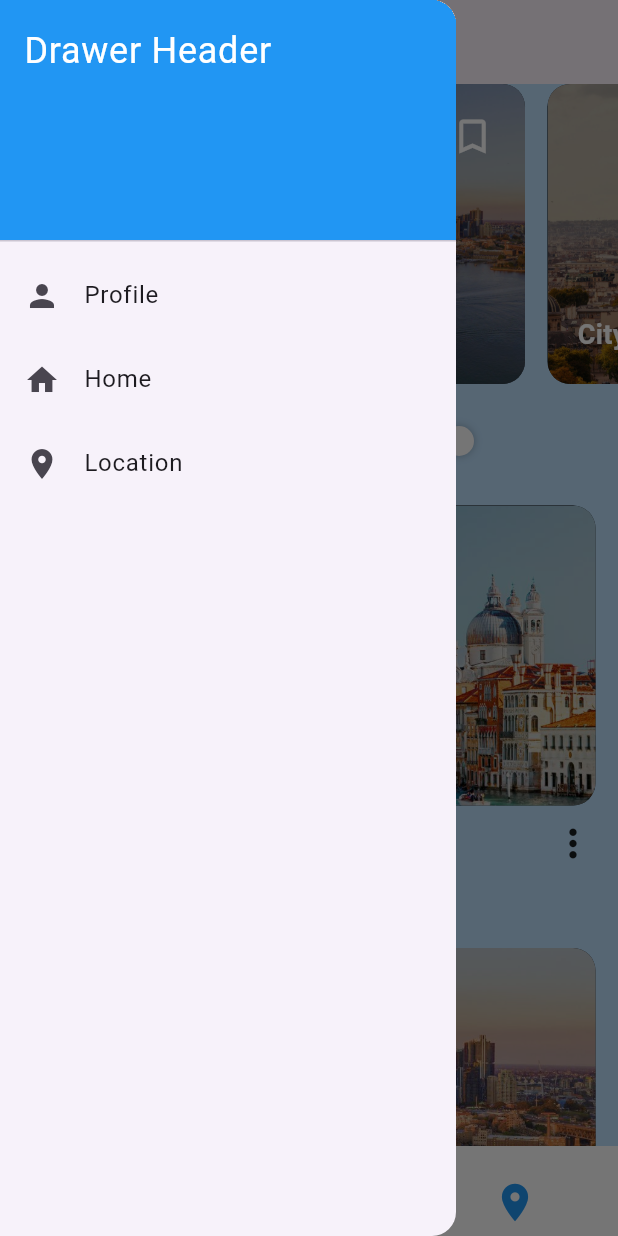
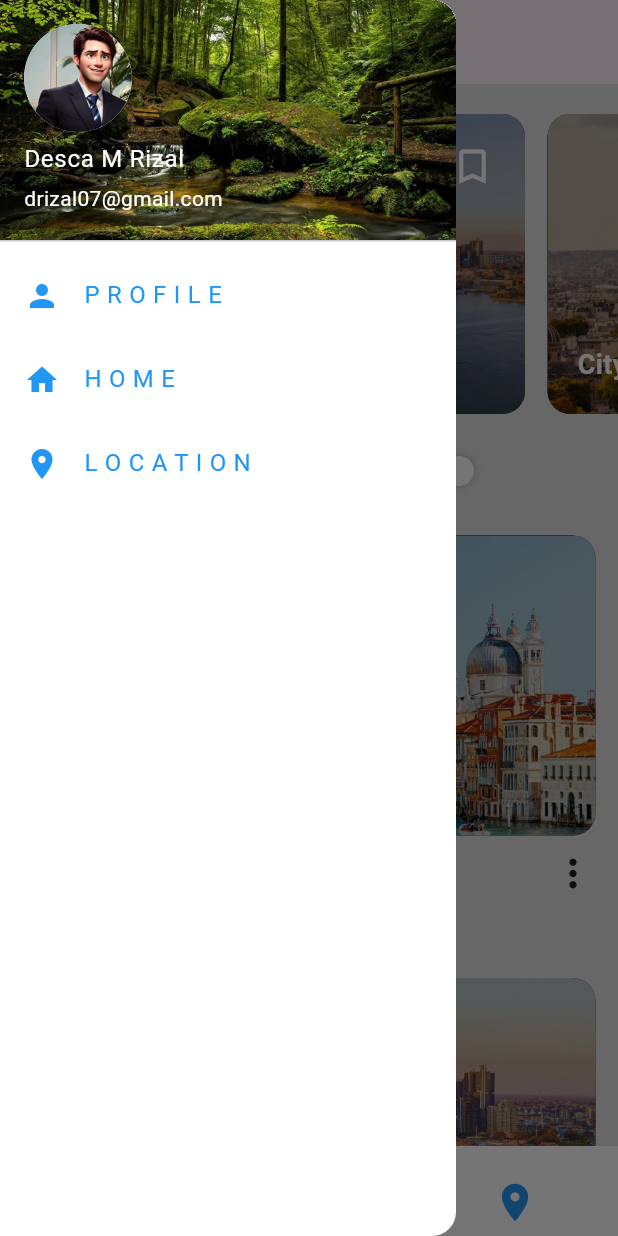
Before and after one commit to DescaMr/tubesmobile-project-baru, a Flutter app: the screen it shows after launch, with the side drawer open, on a phone screen of 412 x 824 dp. Run offline on Flutter 3.47's test engine with Material 3 defaults, Android fonts, the phone set to English and light mode, and no system bars; drawn by our look-alikes of curved_navigation_bar; our stand-ins replace animated_splash_screen.

Commit message:
change color home page, add drawer header & list tile

```diff
--- a/lib/buttom curve navigation/curve_navigation_bar.dart
+++ b/lib/buttom curve navigation/curve_navigation_bar.dart
@@ -39,7 +39,9 @@ class _curveBarState extends State<CurveBar> {
     return Scaffold(
       appBar: AppBar(
         centerTitle: true,
+        iconTheme: IconThemeData(color: Colors.blue),
       ),
+
       drawer: MyDrawer(),
       backgroundColor: Colors.blue[200],
       extendBody: true,
--- a/lib/components/drawer.dart
+++ b/lib/components/drawer.dart
@@ -6,42 +6,56 @@ class MyDrawer extends StatelessWidget {
   @override
   Widget build(BuildContext context) {
     return Drawer(
+      backgroundColor: Colors.white,
       child: ListView(
         padding: EdgeInsets.zero,
         children: [
-          const DrawerHeader(
+          UserAccountsDrawerHeader(
+            accountName: const Text(
+              "Desca M Rizal",
+            style: TextStyle(
+              color: Colors.white),
+            ),
+            accountEmail: const Text("drizal07@gmail.com",
+            style: TextStyle(
+              color: Colors.white
+            ),
+            ),
+            currentAccountPicture: CircleAvatar(
+              child: ClipOval(
+                child: Image.asset('images/profile.jpg'),
+              ),
+            ),
             decoration: BoxDecoration(
               color: Colors.blue,
-            ),
-            child: Text(
-              'Drawer Header',
-              style: TextStyle(
-                color: Colors.white,
-                fontSize: 24,
-              ),
+              image: DecorationImage(image: AssetImage('images/back.jpg'), fit: BoxFit.cover
+             ),
             ),
           ),
+
+          // list tile
           ListTile(
-            leading: const Icon(Icons.person),
-            title: const Text('Profile'),
+            leading: const Icon(Icons.person, color: Colors.blue,),
+            title: const Text('P R O F I L E', style: TextStyle(color: Colors.blue)),
             onTap: () {
-              Navigator.pop(context);
+            Navigator.pop(context);
             },
           ),
           ListTile(
-            leading: const Icon(Icons.home),
-            title: const Text('Home'),
+            leading: const Icon(Icons.home, color: Colors.blue,),
+            title: const Text('H O M E', style: TextStyle(color: Colors.blue)),
             onTap: () {
-              Navigator.pop(context);
+            Navigator.pop(context);
             },
           ),
           ListTile(
-            leading: const Icon(Icons.location_on),
-            title: const Text('Location'),
+            leading: const Icon(Icons.location_on, color: Colors.blue,),
+            title: const Text('L O C A T I O N', style: TextStyle(color: Colors.blue)),
             onTap: () {
-              Navigator.pop(context);
+            Navigator.pop(context);
             },
           ),
+
         ],
       ),
     );
--- a/lib/pages/home_page.dart
+++ b/lib/pages/home_page.dart
@@ -6,7 +6,7 @@ class HomePage extends StatelessWidget {
   @override
   Widget build(BuildContext context) {
     return Scaffold(
-      backgroundColor: Colors.blue[100],
+      backgroundColor: Colors.grey[300],
       // drawer: MyDrawer(),
       // appBar: PreferredSize(
       //   preferredSize: Size.fromHeight(90.0),
@@ -14,7 +14,7 @@ class HomePage extends StatelessWidget {
       // ),
       body: SafeArea(
         child: Padding(
-          padding: EdgeInsets.symmetric(vertical: 0),
+          padding: EdgeInsets.only(top:20.0),
           child: SingleChildScrollView(
             child: Column(
               children: [
@@ -26,6 +26,7 @@ class HomePage extends StatelessWidget {
                       child: Container(
                         height: 200,
                         child: ListView.builder(
+
                             itemCount: 6,
                             scrollDirection: Axis.horizontal,
                             shrinkWrap: true,
```
Also changed, not shown: images/back.jpg (added), images/profile.jpg (added).
